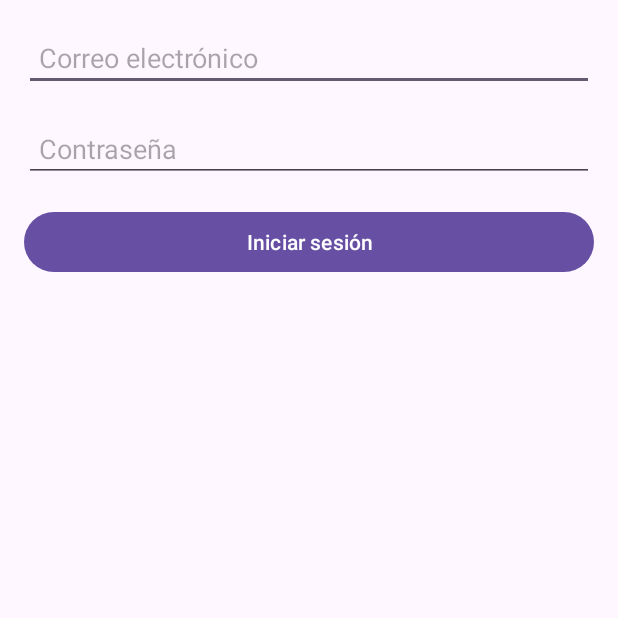
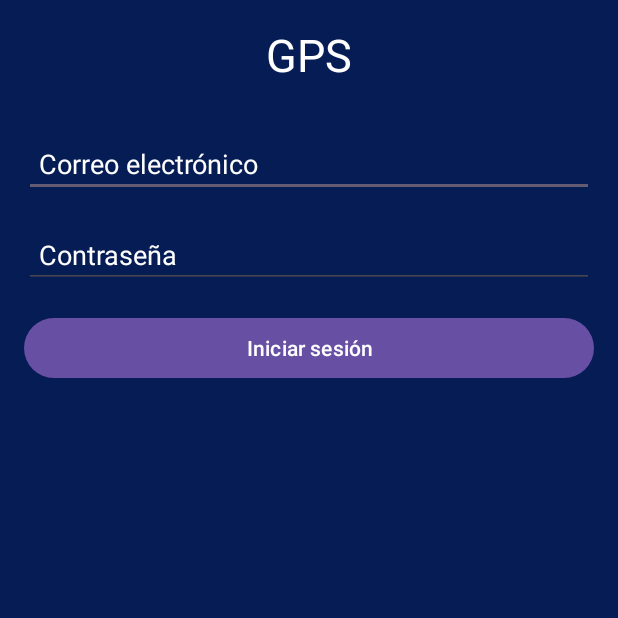
Before and after one commit to ARIELESPINOZA22/productfirestore, an Android app: the screen it shows after launch (MainActivity), on a phone screen of 412 x 824 dp, the top half of it. Run offline under Robolectric (Android 15) with nearby library versions, the phone set to English and light mode, and no system bars; our stand-ins replace Firebase (no records; nobody signed in at launch, a user with empty details on screens opened directly).

Commit message:
update layouts  / button signIn  mail pass

```diff
--- a/app/src/main/res/layout/activity_main.xml
+++ b/app/src/main/res/layout/activity_main.xml
@@ -10,14 +10,30 @@
         android:layout_width="match_parent"
         android:layout_height="match_parent"
         android:orientation="vertical"
+        android:background="@color/azul"
         android:padding="16dp">
 
         <!-- Campo para el correo electrónico -->
+        <TextView
+            android:id="@+id/textView4"
+            android:layout_width="match_parent"
+            android:layout_height="wrap_content"
+            android:text="GPS"
+            android:textColor="@color/white"
+            android:textSize="30dp"
+            android:gravity="center"/>
+
+        <Space
+            android:layout_width="match_parent"
+            android:layout_height="30dp" />
+
         <EditText
             android:id="@+id/emailEditText"
             android:layout_width="match_parent"
             android:layout_height="wrap_content"
             android:hint="Correo electrónico"
+            android:textColorHint="@color/white"
+            android:textColor="@color/white"
             android:inputType="textEmailAddress"
             android:padding="10dp"
             android:layout_marginBottom="16dp"/>
@@ -27,10 +43,12 @@
             android:id="@+id/passwordEditText"
             android:layout_width="match_parent"
             android:layout_height="wrap_content"
+            android:layout_marginBottom="16dp"
+            android:textColor="@color/white"
+            android:textColorHint="@color/white"
             android:hint="Contraseña"
             android:inputType="textPassword"
-            android:padding="10dp"
-            android:layout_marginBottom="16dp"/>
+            android:padding="10dp" />
 
         <!-- Botón para registrarse -->
         <Button
```
